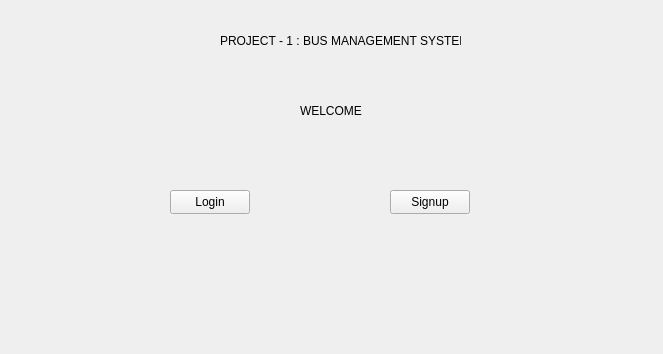
Before: the Qt Designer form startwindow.ui in Aayam73/Bus-Management-System, drawn with Qt 5.
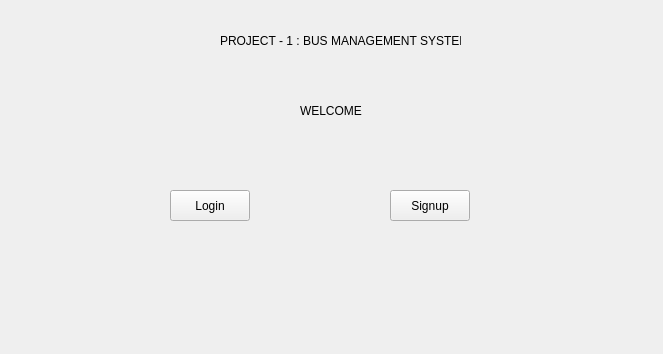
After: the same form once the commit is applied.

```diff
--- a/startwindow.ui
+++ b/startwindow.ui
@@ -19,7 +19,7 @@
      <x>170</x>
      <y>190</y>
      <width>80</width>
-     <height>24</height>
+     <height>31</height>
     </rect>
    </property>
    <property name="text">
@@ -32,7 +32,7 @@
      <x>390</x>
      <y>190</y>
      <width>80</width>
-     <height>24</height>
+     <height>31</height>
     </rect>
    </property>
    <property name="text">
```
